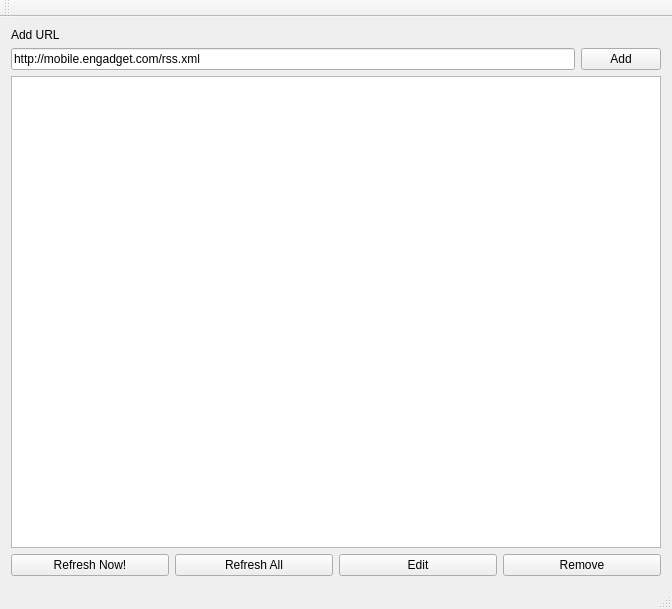
First picture: the form in retro/mainwindow.ui, repository sriks/decii, before the edit.
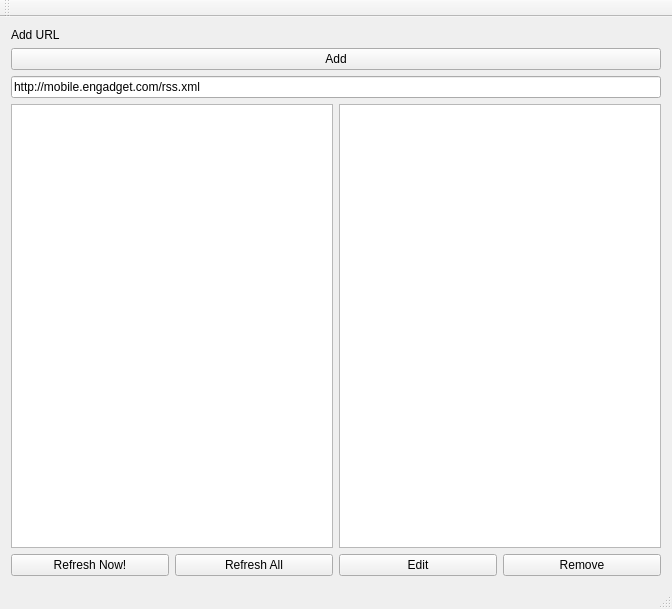
Second picture: the form after the edit.

Commit message: created basic working ui. added listwidget in ui form

What changed in the file:
```diff
--- a/retro/mainwindow.ui
+++ b/retro/mainwindow.ui
@@ -14,39 +14,36 @@
    <string>MainWindow</string>
   </property>
   <widget class="QWidget" name="centralWidget">
-   <layout class="QHBoxLayout" name="horizontalLayout_2">
-    <item>
-     <layout class="QVBoxLayout" name="verticalLayout_2">
-      <item>
        <layout class="QVBoxLayout" name="verticalLayout">
         <item>
-         <layout class="QGridLayout" name="gridLayout">
-          <item row="0" column="0">
            <widget class="QLabel" name="label">
             <property name="text">
              <string>Add URL</string>
             </property>
            </widget>
           </item>
-          <item row="1" column="0">
-           <widget class="QLineEdit" name="urleditor">
-            <property name="text">
-             <string>http://mobile.engadget.com/rss.xml</string>
-            </property>
-           </widget>
-          </item>
-          <item row="1" column="1">
+    <item>
            <widget class="QPushButton" name="add">
             <property name="text">
              <string>Add</string>
             </property>
            </widget>
           </item>
-         </layout>
-        </item>
+    <item>
+     <widget class="QLineEdit" name="urleditor">
+      <property name="text">
+       <string>http://mobile.engadget.com/rss.xml</string>
+      </property>
+     </widget>
+    </item>
+    <item>
+     <layout class="QHBoxLayout" name="horizontalLayout_2">
         <item>
          <widget class="QListWidget" name="urlListWidget"/>
         </item>
+      <item>
+       <widget class="QListWidget" name="listWidget"/>
+      </item>
        </layout>
       </item>
       <item>
@@ -78,8 +75,6 @@
            <string>Remove</string>
           </property>
          </widget>
-        </item>
-       </layout>
       </item>
      </layout>
     </item>
```
Lines whose indentation alone changed are shown as unchanged. The commit also changes 3 other files.
